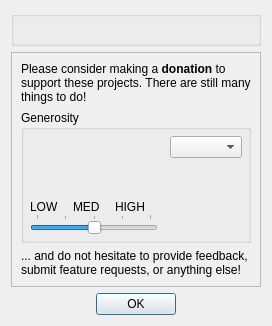
The window that qtfuzzylite/ui/About.ui (fuzzylite/fuzzylite) describes before a commit, drawn with Qt 5.
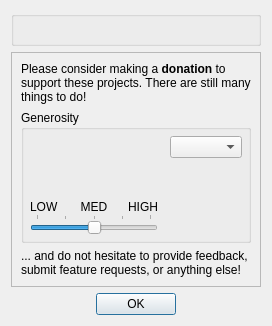
The same window after the commit. Icons and pictures are not drawn.

Patch:
```diff
--- a/qtfuzzylite/ui/About.ui
+++ b/qtfuzzylite/ui/About.ui
@@ -165,6 +165,9 @@
                <property name="text">
                 <string>MED</string>
                </property>
+               <property name="alignment">
+                <set>Qt::AlignCenter</set>
+               </property>
               </widget>
              </item>
              <item>
@@ -172,6 +175,9 @@
                <property name="text">
                 <string>HIGH</string>
                </property>
+               <property name="alignment">
+                <set>Qt::AlignRight|Qt::AlignTrailing|Qt::AlignVCenter</set>
+               </property>
               </widget>
              </item>
             </layout>
```
